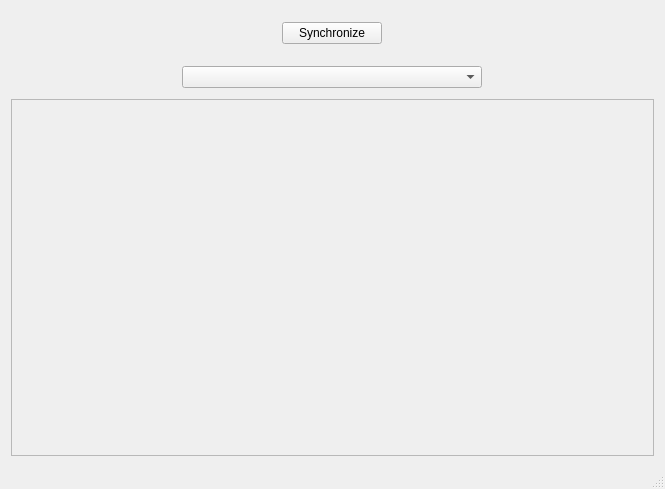
Above: app/src/gui/mainwindow.ui from ifeherva/HearthDuster before the change. Below: the same form after it.
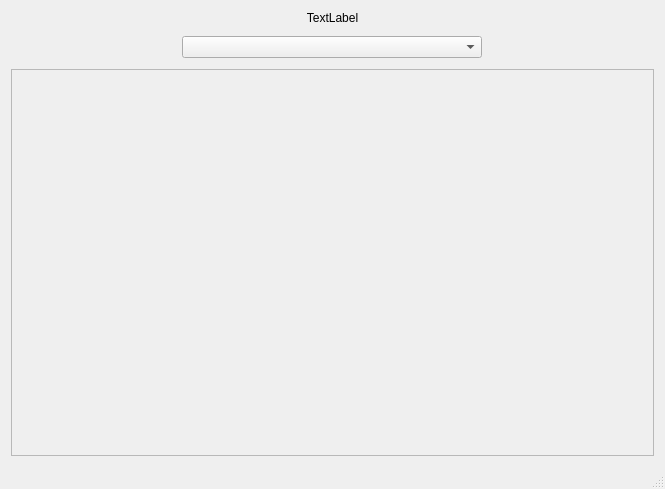
That is the form after the change.

The edit to the form file:
```diff
--- a/app/src/gui/mainwindow.ui
+++ b/app/src/gui/mainwindow.ui
@@ -39,16 +39,22 @@
     <item>
      <widget class="QWidget" name="widget" native="true">
       <layout class="QHBoxLayout" name="horizontalLayout">
+       <property name="spacing">
+        <number>0</number>
+       </property>
+       <property name="topMargin">
+        <number>0</number>
+       </property>
+       <property name="bottomMargin">
+        <number>0</number>
+       </property>
        <item>
-        <widget class="QPushButton" name="syncButton">
-         <property name="maximumSize">
-          <size>
-           <width>100</width>
-           <height>16777215</height>
-          </size>
-         </property>
+        <widget class="QLabel" name="statusLabel">
          <property name="text">
-          <string>Synchronize</string>
+          <string>TextLabel</string>
+         </property>
+         <property name="alignment">
+          <set>Qt::AlignCenter</set>
          </property>
         </widget>
        </item>
```
